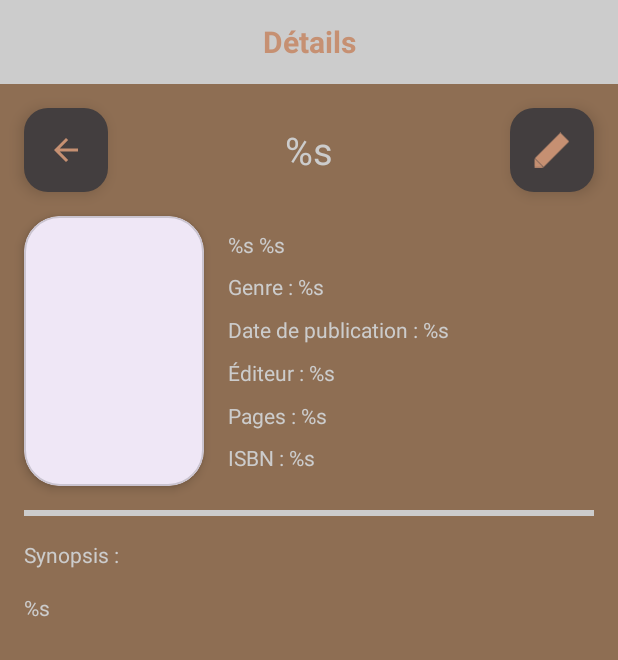
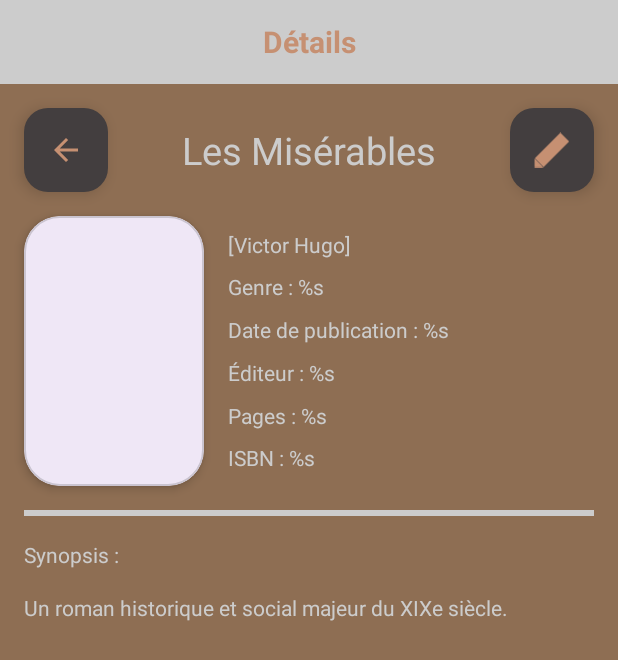
Before and after one commit to lukameunier/Groupe_A_ScanLib, an Android app: the screen it shows after launch (MainActivity), after a tap on "Les Misérables", on a phone screen of 412 x 824 dp. Shown: the top 660 px of the screen. Run offline under Robolectric (Android 15) with nearby library versions, the phone set to English and light mode, and no system bars; our stand-ins replace Dagger/Hilt's generated code; pictures from the network do not load.

Commit message:
feat: navigate to details page with full Book data using Safe Args and Parcelable

```diff
--- a/Application/app/build.gradle.kts
+++ b/Application/app/build.gradle.kts
@@ -7,7 +7,7 @@ plugins {
     alias(libs.plugins.androidx.navigation.safeargs)
 }
 
-val (major, minor, patch) = "0.5.2".split(".").map { it.toInt() }
+val (major, minor, patch) = "0.5.3".split(".").map { it.toInt() }
 
 android {
     namespace = "fr.mastersd.sime.scanlib"
--- a/Application/app/src/main/java/fr/mastersd/sime/scanlib/domain/model/Book.kt
+++ b/Application/app/src/main/java/fr/mastersd/sime/scanlib/domain/model/Book.kt
@@ -1,5 +1,9 @@
 package fr.mastersd.sime.scanlib.domain.model
 
+import android.os.Parcelable
+import kotlinx.parcelize.Parcelize
+
+@Parcelize
 data class Book(
     val id: String,
     val title: String,
@@ -13,4 +17,4 @@ data class Book(
     val previewLink: String?,
     val infoLink: String?,
     val buyLink: String?
-)
+) : Parcelable
--- a/Application/app/src/main/java/fr/mastersd/sime/scanlib/ui/view/fragments/DetailsFragment.kt
+++ b/Application/app/src/main/java/fr/mastersd/sime/scanlib/ui/view/fragments/DetailsFragment.kt
@@ -25,8 +25,12 @@ class DetailsFragment: Fragment() {
 
     override fun onViewCreated(view: View, savedInstanceState: Bundle?) {
         super.onViewCreated(view, savedInstanceState)
+
+        val args = DetailsFragmentArgs.fromBundle(requireArguments())
+        val book = args.book
+
         binding.editButton.setOnClickListener{
-            val action = DetailsFragmentDirections.actionDetailsFragmentToEditFragment()
+            val action = DetailsFragmentDirections.actionDetailsFragmentToEditFragment(book)
             findNavController().navigate(action)
         }
 
@@ -34,5 +38,14 @@ class DetailsFragment: Fragment() {
             val action = DetailsFragmentDirections.actionDetailsFragmentToHomeFragment()
             findNavController().navigate(action)
         }
+
+        binding.bookTitle.text = book.title
+        binding.authorName.text = book.authors.toString()
+        binding.bookGenre.text
+        binding.datePublisher.text
+        binding.editor.text
+        binding.pagesNumber.text
+        binding.isbn.text
+        binding.synopsisContent.text = book.description
     }
 }
--- a/Application/app/src/main/java/fr/mastersd/sime/scanlib/ui/view/fragments/EditFragment.kt
+++ b/Application/app/src/main/java/fr/mastersd/sime/scanlib/ui/view/fragments/EditFragment.kt
@@ -25,13 +25,15 @@ class EditFragment: Fragment() {
 
     override fun onViewCreated(view: View, savedInstanceState: Bundle?) {
         super.onViewCreated(view, savedInstanceState)
+        val args = DetailsFragmentArgs.fromBundle(requireArguments())
+        val book = args.book
         binding.eraseButton.setOnClickListener {
-            val action = EditFragmentDirections.actionEditFragmentToDetailsFragment()
+            val action = DetailsFragmentDirections.actionDetailsFragmentToEditFragment(book)
             findNavController().navigate(action)
         }
 
         binding.validButton.setOnClickListener{
-            val action = EditFragmentDirections.actionEditFragmentToDetailsFragment()
+            val action = EditFragmentDirections.actionEditFragmentToDetailsFragment(book)
             findNavController().navigate(action)
         }
     }
--- a/Application/app/src/main/java/fr/mastersd/sime/scanlib/ui/view/fragments/HomeFragment.kt
+++ b/Application/app/src/main/java/fr/mastersd/sime/scanlib/ui/view/fragments/HomeFragment.kt
@@ -111,7 +111,7 @@ class HomeFragment: Fragment() {
         val bookList = listOf(dummyBook1, dummyBook2, dummyBook3, dummyBook4, dummyBook5)
 
         val adapter = BookAdapter(bookList) { selectedBook ->
-            val action = HomeFragmentDirections.actionHomeFragmentToDetailsFragment()
+            val action = HomeFragmentDirections.actionHomeFragmentToDetailsFragment(selectedBook)
             findNavController().navigate(action)
         }
 
--- a/Application/app/src/main/res/layout/fragment_details.xml
+++ b/Application/app/src/main/res/layout/fragment_details.xml
@@ -51,6 +51,7 @@
 
     <!-- Titre du livre -->
     <TextView
+        android:id="@+id/bookTitle"
         android:layout_width="wrap_content"
         android:layout_height="wrap_content"
         android:text="@string/book_title"
@@ -171,6 +172,7 @@
 
     <!-- Corps du synopsis -->
     <TextView
+        android:id="@+id/synopsis_content"
         android:layout_width="wrap_content"
         android:layout_height="wrap_content"
         android:text="@string/synpsosis_text"
--- a/Application/app/src/main/res/navigation/nav_graph.xml
+++ b/Application/app/src/main/res/navigation/nav_graph.xml
@@ -31,6 +31,12 @@
         android:name="fr.mastersd.sime.scanlib.ui.view.fragments.DetailsFragment"
         android:label="DetailsFragment"
         tools:layout="@layout/fragment_details">
+
+        <argument
+            android:name="book"
+            app:argType="fr.mastersd.sime.scanlib.domain.model.Book"
+            app:nullable="false" />
+
         <action
             android:id="@+id/action_detailsFragment_to_editFragment"
             app:destination="@id/editFragment" />
@@ -43,6 +49,12 @@
         android:name="fr.mastersd.sime.scanlib.ui.view.fragments.EditFragment"
         android:label="EditFragment"
         tools:layout="@layout/fragment_edit">
+
+        <argument
+            android:name="book"
+            app:argType="fr.mastersd.sime.scanlib.domain.model.Book"
+            app:nullable="false" />
+
         <action
             android:id="@+id/action_editFragment_to_detailsFragment"
             app:destination="@id/detailsFragment" />
```
